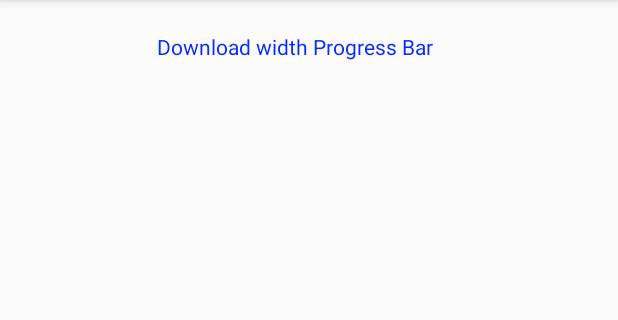
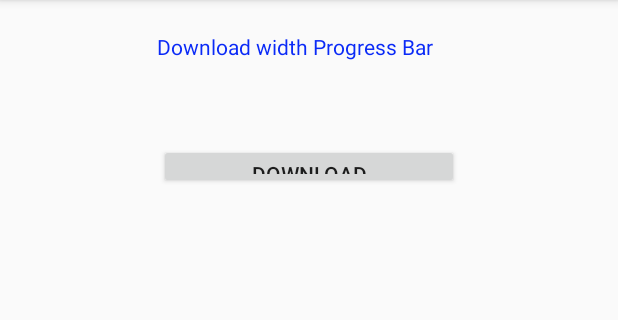
Before and after one commit to trantrungnt/LearnProgressBar, an Android app: the screen it shows after launch (MainActivity), on a phone screen of 412 x 824 dp, the part 84-404 px from its top. Run offline under Robolectric (Android 15) with nearby library versions, the phone set to English and light mode, and no system bars.

Commit message:
UI ProgressBar (temp)

```diff
--- a/LearnProgressBar/app/src/main/res/layout/activity_main.xml
+++ b/LearnProgressBar/app/src/main/res/layout/activity_main.xml
@@ -16,4 +16,11 @@
         android:gravity="center"
         android:layout_width="@dimen/text_view_download_width"
         android:layout_height="@dimen/text_view_download_height" />
+
+    <Button
+        android:layout_marginTop="@dimen/button_download_margin_top"
+        android:layout_gravity="center"
+        android:text="@string/label_button_download"
+        android:layout_width="@dimen/button_download_width"
+        android:layout_height="@dimen/button_download_height" />
 </LinearLayout>
--- a/LearnProgressBar/app/src/main/res/values/dimens.xml
+++ b/LearnProgressBar/app/src/main/res/values/dimens.xml
@@ -4,4 +4,7 @@
     <dimen name="activity_vertical_margin">16dp</dimen>
     <dimen name="text_view_download_width">360dp</dimen>
     <dimen name="text_view_download_height">30dp</dimen>
+    <dimen name="button_download_width">200dp</dimen>
+    <dimen name="button_download_height">30dp</dimen>
+    <dimen name="button_download_margin_top">50dp</dimen>
 </resources>
--- a/LearnProgressBar/app/src/main/res/values/strings.xml
+++ b/LearnProgressBar/app/src/main/res/values/strings.xml
@@ -2,4 +2,5 @@
     <string name="app_name">LearnProgressBar</string>
     <string name="label_progress_bar">Progress Bar</string>
     <string name="label_text_view_download">Download width Progress Bar</string>
+    <string name="label_button_download">Download</string>
 </resources>
```
